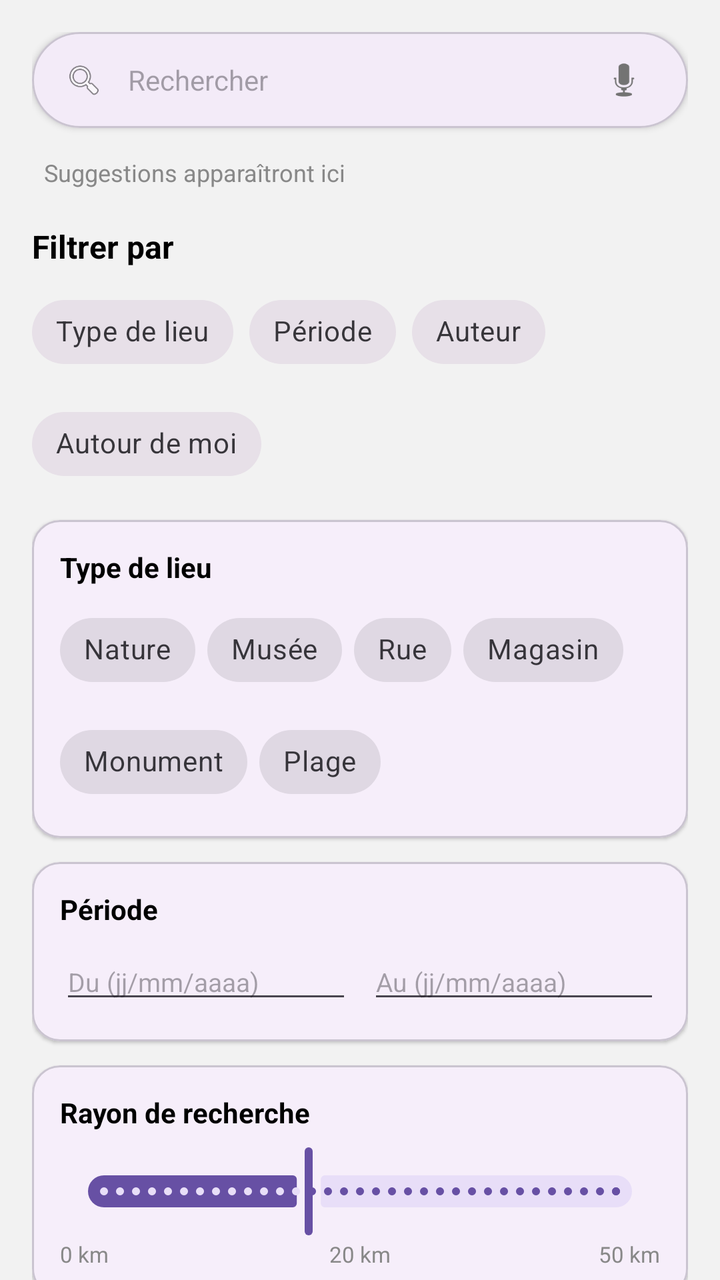
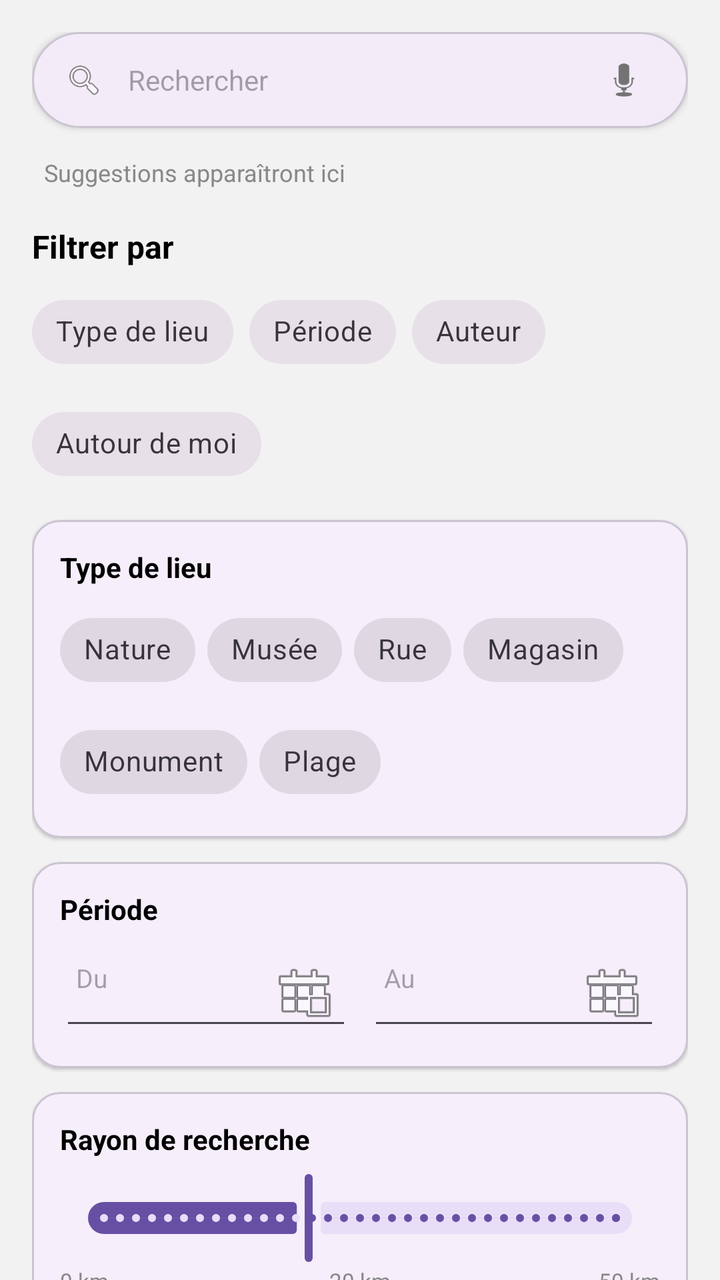

The first picture is an Android layout as it rendered before a commit; the second is the same layout after the commit. The layout source and the unified diff follow.
<!-- AndroidManifest.xml: application theme Theme.Traveling -->
<!-- res/layout/fragment_search_filter.xml -->
<?xml version="1.0" encoding="utf-8"?>
<androidx.core.widget.NestedScrollView xmlns:android="http://schemas.android.com/apk/res/android"
    xmlns:app="http://schemas.android.com/apk/res-auto"
    android:layout_width="match_parent"
    android:layout_height="match_parent"
    android:background="#F2F2F2">

    <LinearLayout
        android:layout_width="match_parent"
        android:layout_height="wrap_content"
        android:orientation="vertical"
        android:padding="16dp">

        
        <com.google.android.material.card.MaterialCardView
            android:layout_width="match_parent"
            android:layout_height="48dp"
            app:cardCornerRadius="24dp"
            app:cardElevation="2dp">

            <LinearLayout
                android:layout_width="match_parent"
                android:layout_height="match_parent"
                android:orientation="horizontal"
                android:gravity="center_vertical"
                android:paddingHorizontal="16dp">

                <ImageView
                    android:layout_width="20dp"
                    android:layout_height="20dp"
                    android:src="@android:drawable/ic_menu_search"
                    android:contentDescription="@null" />

                <EditText
                    android:id="@+id/filter_search_input"
                    android:layout_width="0dp"
                    android:layout_height="match_parent"
                    android:layout_weight="1"
                    android:layout_marginStart="12dp"
                    android:background="@null"
                    android:hint="Rechercher"
                    android:textSize="14sp"
                    android:imeOptions="actionSearch"
                    android:inputType="text" />

                <ImageView
                    android:id="@+id/btn_voice_search"
                    android:layout_width="32dp"
                    android:layout_height="32dp"
                    android:padding="4dp"
                    android:src="@android:drawable/ic_btn_speak_now"
                    android:contentDescription="Recherche vocale"
                    android:clickable="true"
                    android:focusable="true"
                    android:background="?attr/selectableItemBackgroundBorderless" />
            </LinearLayout>
        </com.google.android.material.card.MaterialCardView>

        
        <LinearLayout
            android:layout_width="match_parent"
            android:layout_height="wrap_content"
            android:orientation="vertical"
            android:layout_marginTop="8dp">

            <TextView
                android:layout_width="match_parent"
                android:layout_height="wrap_content"
                android:text="Suggestions apparaîtront ici"
                android:textColor="#888888"
                android:textSize="12sp"
                android:padding="6dp" />
        </LinearLayout>

        
        <TextView
            android:layout_width="wrap_content"
            android:layout_height="wrap_content"
            android:layout_marginTop="12dp"
            android:text="Filtrer par"
            android:textColor="@android:color/black"
            android:textSize="16sp"
            android:textStyle="bold" />

        <com.google.android.material.chip.ChipGroup
            android:id="@+id/chip_group_filters"
            android:layout_width="match_parent"
            android:layout_height="wrap_content"
            android:layout_marginTop="8dp"
            app:singleLine="false"
            app:chipSpacingHorizontal="8dp">

            <com.google.android.material.chip.Chip
                android:id="@+id/chip_type"
                style="@style/Widget.MaterialComponents.Chip.Choice"
                android:layout_width="wrap_content"
                android:layout_height="wrap_content"
                android:checkable="true"
                android:text="Type de lieu" />

            <com.google.android.material.chip.Chip
                android:id="@+id/chip_period"
                style="@style/Widget.MaterialComponents.Chip.Choice"
                android:layout_width="wrap_content"
                android:layout_height="wrap_content"
                android:checkable="true"
                android:text="Période" />

            <com.google.android.material.chip.Chip
                android:id="@+id/chip_author"
                style="@style/Widget.MaterialComponents.Chip.Choice"
                android:layout_width="wrap_content"
                android:layout_height="wrap_content"
                android:checkable="true"
                android:text="Auteur" />

            <com.google.android.material.chip.Chip
                android:id="@+id/chip_around"
                style="@style/Widget.MaterialComponents.Chip.Choice"
                android:layout_width="wrap_content"
                android:layout_height="wrap_content"
                android:checkable="true"
                android:text="Autour de moi" />
        </com.google.android.material.chip.ChipGroup>

        
        <com.google.android.material.card.MaterialCardView
            android:layout_width="match_parent"
            android:layout_height="wrap_content"
            android:layout_marginTop="14dp"
            app:cardCornerRadius="14dp"
            app:cardElevation="1dp">

            <LinearLayout
                android:layout_width="match_parent"
                android:layout_height="wrap_content"
                android:orientation="vertical"
                android:padding="14dp">

                <TextView
                    android:layout_width="wrap_content"
                    android:layout_height="wrap_content"
                    android:text="Type de lieu"
                    android:textColor="@android:color/black"
                    android:textSize="14sp"
                    android:textStyle="bold" />

                <com.google.android.material.chip.ChipGroup
                    android:id="@+id/chip_group_types"
                    android:layout_width="match_parent"
                    android:layout_height="wrap_content"
                    android:layout_marginTop="8dp"
                    app:chipSpacingHorizontal="6dp">

                    <com.google.android.material.chip.Chip
                        style="@style/Widget.MaterialComponents.Chip.Filter"
                        android:layout_width="wrap_content"
                        android:layout_height="wrap_content"
                        android:text="Nature" />

                    <com.google.android.material.chip.Chip
                        style="@style/Widget.MaterialComponents.Chip.Filter"
                        android:layout_width="wrap_content"
                        android:layout_height="wrap_content"
                        android:text="Musée" />

                    <com.google.android.material.chip.Chip
                        style="@style/Widget.MaterialComponents.Chip.Filter"
                        android:layout_width="wrap_content"
                        android:layout_height="wrap_content"
                        android:text="Rue" />

                    <com.google.android.material.chip.Chip
                        style="@style/Widget.MaterialComponents.Chip.Filter"
                        android:layout_width="wrap_content"
                        android:layout_height="wrap_content"
                        android:text="Magasin" />

                    <com.google.android.material.chip.Chip
                        style="@style/Widget.MaterialComponents.Chip.Filter"
                        android:layout_width="wrap_content"
                        android:layout_height="wrap_content"
                        android:text="Monument" />

                    <com.google.android.material.chip.Chip
                        style="@style/Widget.MaterialComponents.Chip.Filter"
                        android:layout_width="wrap_content"
                        android:layout_height="wrap_content"
                        android:text="Plage" />
                </com.google.android.material.chip.ChipGroup>
            </LinearLayout>
        </com.google.android.material.card.MaterialCardView>

        
        <com.google.android.material.card.MaterialCardView
            android:layout_width="match_parent"
            android:layout_height="wrap_content"
            android:layout_marginTop="12dp"
            app:cardCornerRadius="14dp"
            app:cardElevation="1dp">

            <LinearLayout
                android:layout_width="match_parent"
                android:layout_height="wrap_content"
                android:orientation="vertical"
                android:padding="14dp">

                <TextView
                    android:layout_width="wrap_content"
                    android:layout_height="wrap_content"
                    android:text="Période"
                    android:textColor="@android:color/black"
                    android:textSize="14sp"
                    android:textStyle="bold" />

                <LinearLayout
                    android:layout_width="match_parent"
                    android:layout_height="wrap_content"
                    android:orientation="horizontal"
                    android:layout_marginTop="8dp">

                    <EditText
                        android:id="@+id/period_from"
                        android:layout_width="0dp"
                        android:layout_height="wrap_content"
                        android:layout_weight="1"
                        android:hint="Du (jj/mm/aaaa)"
                        android:inputType="date"
                        android:textSize="13sp" />

                    <EditText
                        android:id="@+id/period_to"
                        android:layout_width="0dp"
                        android:layout_height="wrap_content"
                        android:layout_weight="1"
                        android:layout_marginStart="8dp"
                        android:hint="Au (jj/mm/aaaa)"
                        android:inputType="date"
                        android:textSize="13sp" />
                </LinearLayout>
            </LinearLayout>
        </com.google.android.material.card.MaterialCardView>

        
        <com.google.android.material.card.MaterialCardView
            android:layout_width="match_parent"
            android:layout_height="wrap_content"
            android:layout_marginTop="12dp"
            app:cardCornerRadius="14dp"
            app:cardElevation="1dp">

            <LinearLayout
                android:layout_width="match_parent"
                android:layout_height="wrap_content"
                android:orientation="vertical"
                android:padding="14dp">

                <TextView
                    android:layout_width="wrap_content"
                    android:layout_height="wrap_content"
                    android:text="Rayon de recherche"
                    android:textColor="@android:color/black"
                    android:textSize="14sp"
                    android:textStyle="bold" />

                <com.google.android.material.slider.Slider
                    android:id="@+id/slider_radius"
                    android:layout_width="match_parent"
                    android:layout_height="wrap_content"
                    android:layout_marginTop="6dp"
                    android:valueFrom="0"
                    android:valueTo="50"
                    android:stepSize="1"
                    android:value="20" />

                <LinearLayout
                    android:layout_width="match_parent"
                    android:layout_height="wrap_content"
                    android:orientation="horizontal">

                    <TextView
                        android:layout_width="0dp"
                        android:layout_height="wrap_content"
                        android:layout_weight="1"
                        android:text="0 km"
                        android:textSize="11sp"
                        android:textColor="#888888" />

                    <TextView
                        android:id="@+id/radius_value"
                        android:layout_width="wrap_content"
                        android:layout_height="wrap_content"
                        android:text="20 km"
                        android:textSize="11sp"
                        android:textColor="#888888" />

                    <TextView
                        android:layout_width="0dp"
                        android:layout_height="wrap_content"
                        android:layout_weight="1"
                        android:gravity="end"
                        android:text="50 km"
                        android:textSize="11sp"
                        android:textColor="#888888" />
                </LinearLayout>
            </LinearLayout>
        </com.google.android.material.card.MaterialCardView>

        
        <com.google.android.material.card.MaterialCardView
            android:layout_width="match_parent"
            android:layout_height="wrap_content"
            android:layout_marginTop="12dp"
            app:cardCornerRadius="14dp"
            app:cardElevation="1dp">

            <LinearLayout
                android:layout_width="match_parent"
                android:layout_height="wrap_content"
                android:orientation="vertical"
                android:padding="14dp">

                <TextView
                    android:layout_width="wrap_content"
                    android:layout_height="wrap_content"
                    android:text="Auteur"
                    android:textColor="@android:color/black"
                    android:textSize="14sp"
                    android:textStyle="bold" />

                <EditText
                    android:id="@+id/author_input"
                    android:layout_width="match_parent"
                    android:layout_height="wrap_content"
                    android:layout_marginTop="6dp"
                    android:hint="Nom d'utilisateur..."
                    android:drawableStart="@android:drawable/ic_menu_myplaces"
                    android:drawablePadding="8dp"
                    android:textSize="13sp"
                    android:inputType="text" />
            </LinearLayout>
        </com.google.android.material.card.MaterialCardView>

        <com.google.android.material.button.MaterialButton
            android:id="@+id/btn_apply_filters"
            android:layout_width="match_parent"
            android:layout_height="wrap_content"
            android:layout_marginTop="20dp"
            android:text="Appliquer les filtres"
            android:textAllCaps="false"
            app:cornerRadius="24dp"
            android:padding="14dp" />
    </LinearLayout>
</androidx.core.widget.NestedScrollView>
<!-- resources referenced by this layout -->
<resources>
  <style name="Theme.Traveling" parent="Base.Theme.Traveling" />
  <style name="Base.Theme.Traveling" parent="Theme.Material3.DayNight.NoActionBar">
          
          
      </style>
</resources>

<!-- the commit's change to res/layout/fragment_search_filter.xml (unified diff, before → after) -->
@@ -219,24 +219,34 @@
                     android:orientation="horizontal"
                     android:layout_marginTop="8dp">
 
-                    <EditText
+                    <TextView
                         android:id="@+id/period_from"
                         android:layout_width="0dp"
                         android:layout_height="wrap_content"
                         android:layout_weight="1"
-                        android:hint="Du (jj/mm/aaaa)"
-                        android:inputType="date"
-                        android:textSize="13sp" />
-
-                    <EditText
+                        android:hint="Du"
+                        android:textSize="13sp"
+                        android:clickable="true"
+                        android:focusable="true"
+                        android:padding="8dp"
+                        android:drawableEnd="@android:drawable/ic_menu_today"
+                        android:drawablePadding="6dp"
+                        android:background="?android:attr/editTextBackground" />
+
+                    <TextView
                         android:id="@+id/period_to"
                         android:layout_width="0dp"
                         android:layout_height="wrap_content"
                         android:layout_weight="1"
                         android:layout_marginStart="8dp"
-                        android:hint="Au (jj/mm/aaaa)"
-                        android:inputType="date"
-                        android:textSize="13sp" />
+                        android:hint="Au"
+                        android:textSize="13sp"
+                        android:clickable="true"
+                        android:focusable="true"
+                        android:padding="8dp"
+                        android:drawableEnd="@android:drawable/ic_menu_today"
+                        android:drawablePadding="6dp"
+                        android:background="?android:attr/editTextBackground" />
                 </LinearLayout>
             </LinearLayout>
         </com.google.android.material.card.MaterialCardView>
@@ -341,14 +351,33 @@
             </LinearLayout>
         </com.google.android.material.card.MaterialCardView>
 
-        <com.google.android.material.button.MaterialButton
-            android:id="@+id/btn_apply_filters"
-            android:layout_width="match_parent"
-            android:layout_height="wrap_content"
-            android:layout_marginTop="20dp"
-            android:text="Appliquer les filtres"
-            android:textAllCaps="false"
-            app:cornerRadius="24dp"
-            android:padding="14dp" />
+        <LinearLayout
+            android:layout_width="match_parent"
+            android:layout_height="wrap_content"
+            android:orientation="horizontal"
+            android:layout_marginTop="20dp">
+
+            <com.google.android.material.button.MaterialButton
+                android:id="@+id/btn_reset_filters"
+                style="@style/Widget.MaterialComponents.Button.OutlinedButton"
+                android:layout_width="0dp"
+                android:layout_height="wrap_content"
+                android:layout_weight="1"
+                android:layout_marginEnd="8dp"
+                android:text="Réinitialiser"
+                android:textAllCaps="false"
+                app:cornerRadius="24dp"
+                android:padding="14dp" />
+
+            <com.google.android.material.button.MaterialButton
+                android:id="@+id/btn_apply_filters"
+                android:layout_width="0dp"
+                android:layout_height="wrap_content"
+                android:layout_weight="1"
+                android:text="Appliquer"
+                android:textAllCaps="false"
+                app:cornerRadius="24dp"
+                android:padding="14dp" />
+        </LinearLayout>
     </LinearLayout>
 </androidx.core.widget.NestedScrollView>
